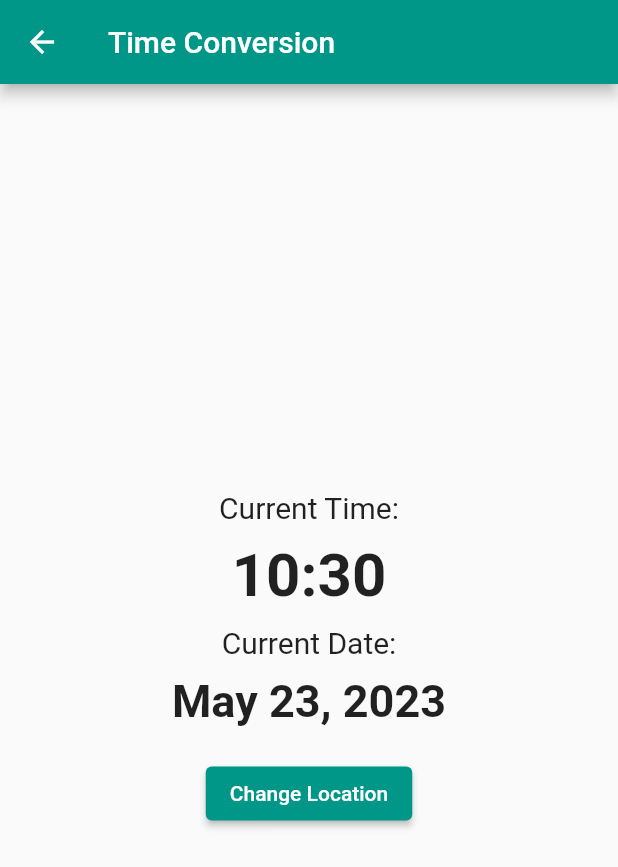
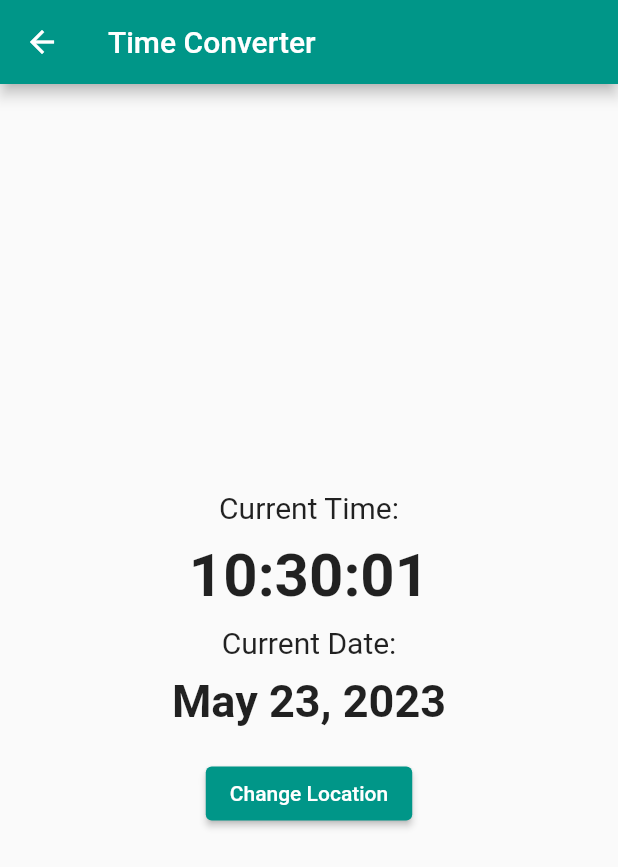
Before and after one commit to ernisarahmaa/TugasAkhir-TPM, a Flutter app: the TimePage screen opened directly, on a phone screen of 412 x 824 dp. Shown: the top 867 px of the screen. Run offline on Flutter 3.47's test engine with Material 2 defaults, Android fonts, the phone set to English and light mode, and no system bars; our stand-ins replace hive, hive_flutter, timezone; accounts and stored records are empty.

Commit message:
Third Commit

```diff
--- a/lib/pages/currency.dart
+++ b/lib/pages/currency.dart
@@ -35,7 +35,7 @@ class _CurrencyPageState extends State<CurrencyPage> {
   Widget build(BuildContext context) {
     return Scaffold(
       appBar: AppBar(
-        title: Text('Currency Converter'),
+        title: Text('Exchange Rate'),
         backgroundColor: Colors.teal,
       ),
       body: Padding(
--- a/lib/pages/home.dart
+++ b/lib/pages/home.dart
@@ -98,7 +98,7 @@ class _HomePageState extends State<HomePage> {
               },
               color: Colors.teal,
               child: const Text(
-                'Currency Conversion',
+                'Exchange rate',
                 style: TextStyle(
                   color: Colors.white,
                 ),
@@ -120,7 +120,7 @@ class _HomePageState extends State<HomePage> {
               },
               color: Colors.teal,
               child: const Text(
-                'Time Conversion',
+                'Time Converter',
                 style: TextStyle(
                   color: Colors.white,
                 ),
--- a/lib/pages/time.dart
+++ b/lib/pages/time.dart
@@ -12,19 +12,19 @@ class _TimePageState extends State<TimePage> {
 
   String getTimeByLocation(String location) {
     DateTime now = DateTime.now();
-    String time = DateFormat('HH:mm').format(now);
+    String time = DateFormat('HH:mm:ss').format(now); // Menambahkan format detik
 
     switch (location) {
       case 'WIB':
         return time;
       case 'WIT':
-        return DateFormat('HH:mm').format(now.add(Duration(hours: 1)));
+        return DateFormat('HH:mm:ss').format(now.add(Duration(hours: 1)));
       case 'WITA':
-        return DateFormat('HH:mm').format(now.add(Duration(hours: 2)));
+        return DateFormat('HH:mm:ss').format(now.add(Duration(hours: 2)));
       case 'London':
         var london = tz.getLocation('Europe/London');
         var londonTime = tz.TZDateTime.from(now, london);
-        return DateFormat('HH:mm').format(londonTime);
+        return DateFormat('HH:mm:ss').format(londonTime);
       default:
         return time;
     }
@@ -37,7 +37,7 @@ class _TimePageState extends State<TimePage> {
 
     return Scaffold(
       appBar: AppBar(
-        title: Text('Time Conversion'),
+        title: Text('Time Converter'),
         backgroundColor: Colors.teal,
       ),
       body: Center(
@@ -49,9 +49,14 @@ class _TimePageState extends State<TimePage> {
               style: TextStyle(fontSize: 20),
             ),
             SizedBox(height: 10),
-            Text(
-              getTimeByLocation(selectedLocation),
-              style: TextStyle(fontSize: 40, fontWeight: FontWeight.bold),
+            StreamBuilder(
+              stream: Stream.periodic(Duration(seconds: 1)), // Stream untuk memperbarui waktu setiap detik
+              builder: (BuildContext context, AsyncSnapshot<dynamic> snapshot) {
+                return Text(
+                  getTimeByLocation(selectedLocation),
+                  style: TextStyle(fontSize: 40, fontWeight: FontWeight.bold),
+                );
+              },
             ),
             SizedBox(height: 10),
             Text(
```
